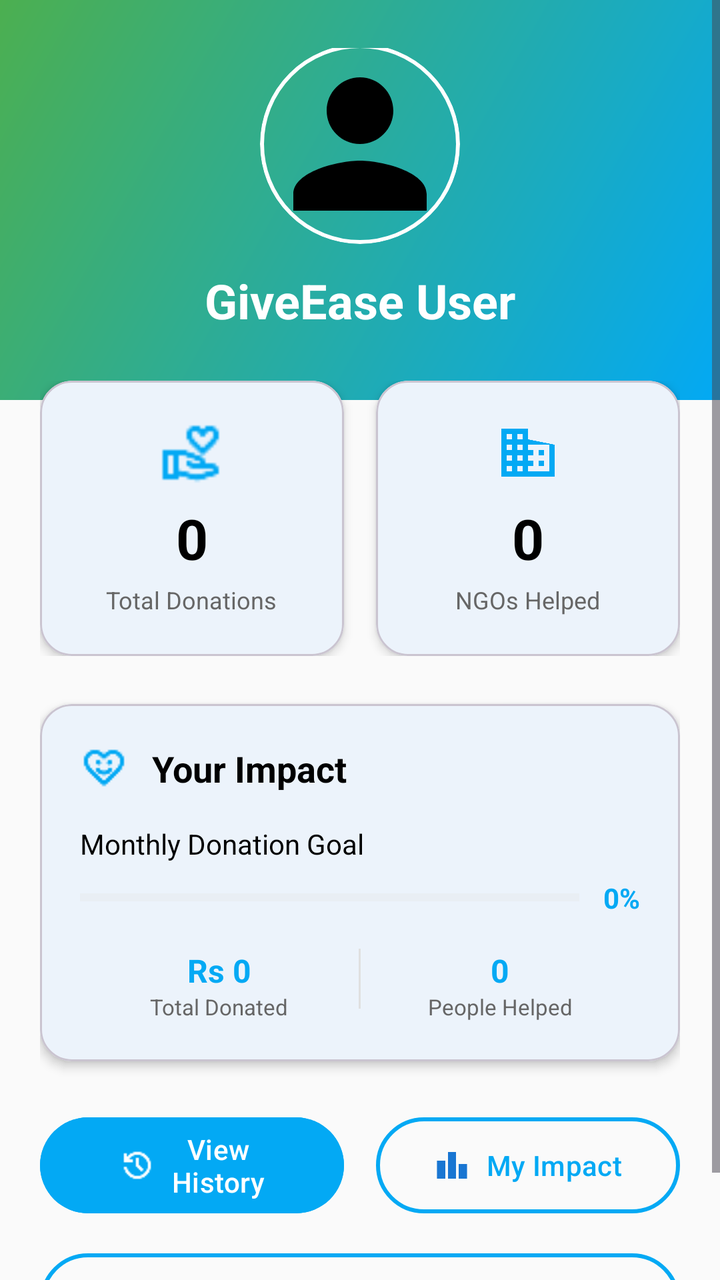
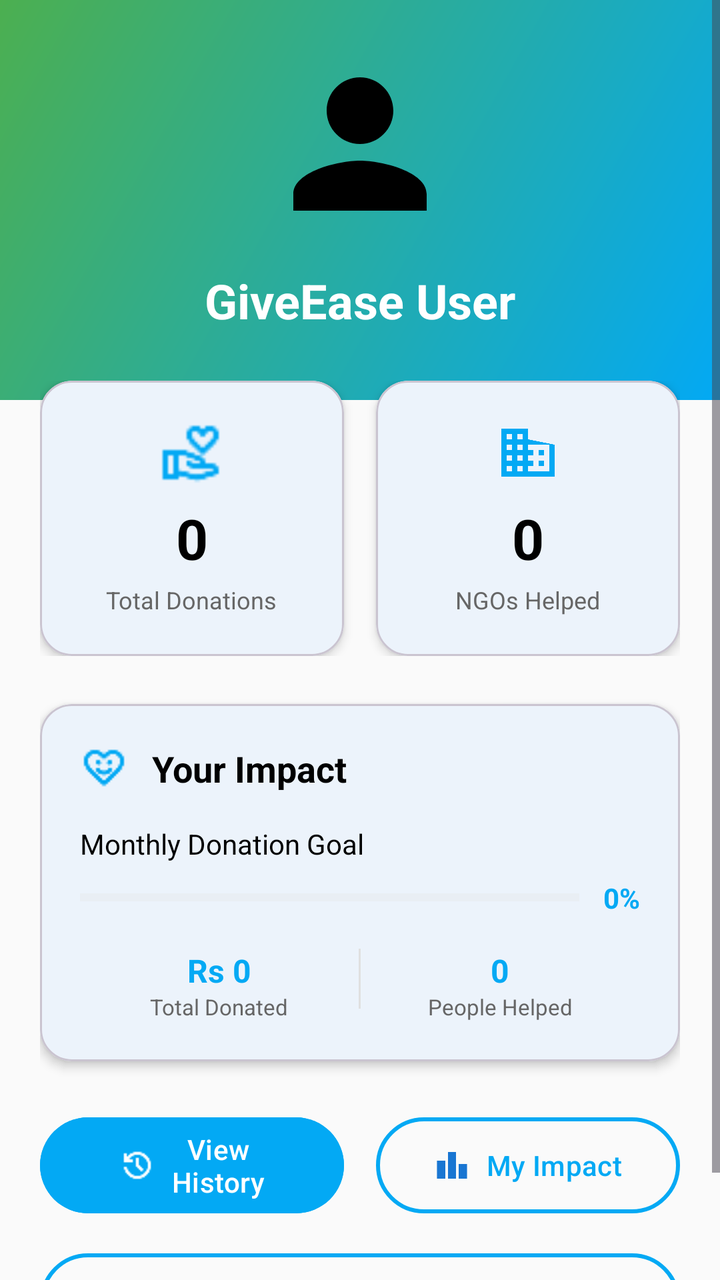

Two renders of the same Android screen: before a commit and after it. Below are the layout's source before the change and the commit's diff.
<!-- AndroidManifest.xml: application theme Theme.GiveEase -->
<!-- res/layout/fragment_donor_profile.xml -->
<?xml version="1.0" encoding="utf-8"?>
<ScrollView xmlns:android="http://schemas.android.com/apk/res/android"
    xmlns:app="http://schemas.android.com/apk/res-auto"
    android:layout_width="match_parent"
    android:layout_height="match_parent"
    android:background="@color/background"
    android:fillViewport="true">

    <LinearLayout
        android:layout_width="match_parent"
        android:layout_height="wrap_content"
        android:orientation="vertical">

        <RelativeLayout
            android:layout_width="match_parent"
            android:layout_height="200dp"
            android:background="@drawable/home_header_gradient">

            <LinearLayout
                android:layout_width="match_parent"
                android:layout_height="wrap_content"
                android:orientation="vertical"
                android:gravity="center"
                android:layout_centerInParent="true"
                android:padding="24dp">

                <com.google.android.material.card.MaterialCardView
                    android:layout_width="100dp"
                    android:layout_height="100dp"
                    android:layout_marginBottom="12dp"
                    app:cardBackgroundColor="@android:color/transparent"
                    app:cardCornerRadius="50dp"
                    app:cardElevation="0dp"
                    app:strokeColor="@android:color/white"
                    app:strokeWidth="2dp">

                    <ImageView
                        android:id="@+id/imgProfile"
                        android:layout_width="match_parent"
                        android:layout_height="match_parent"
                        android:scaleType="centerCrop"
                        android:src="@drawable/sample_profile" />
                </com.google.android.material.card.MaterialCardView>

                <TextView
                    android:id="@+id/tvDonorName"
                    android:layout_width="wrap_content"
                    android:layout_height="wrap_content"
                    android:text="GiveEase User"
                    android:textSize="24sp"
                    android:textColor="@android:color/white"
                    android:textStyle="bold"
                    android:layout_marginBottom="4dp" />

                <TextView
                    android:id="@+id/tvDonorEmail"
                    android:layout_width="wrap_content"
                    android:layout_height="wrap_content"
                    android:text="saad@example.com"
                    android:textColor="@android:color/white"
                    android:textSize="16sp"
                    android:alpha="0.9"
                    android:layout_marginBottom="8dp" />

                <LinearLayout
                    android:layout_width="wrap_content"
                    android:layout_height="wrap_content"
                    android:orientation="horizontal">

                    <TextView
                        android:layout_width="wrap_content"
                        android:layout_height="wrap_content"
                        android:text="⭐ Top Donor"
                        android:background="@drawable/white_badge_background"
                        android:paddingHorizontal="12dp"
                        android:paddingVertical="6dp"
                        android:textSize="12sp"
                        android:textStyle="bold"
                        android:textColor="@color/secondary"
                        android:layout_marginEnd="8dp" />

                    <TextView
                        android:layout_width="wrap_content"
                        android:layout_height="wrap_content"
                        android:text="🏆 5 Years"
                        android:background="@drawable/white_badge_background"
                        android:paddingHorizontal="12dp"
                        android:paddingVertical="6dp"
                        android:textSize="12sp"
                        android:textStyle="bold"
                        android:textColor="@color/secondary" />
                </LinearLayout>
            </LinearLayout>
        </RelativeLayout>

        <LinearLayout
            android:layout_width="match_parent"
            android:layout_height="wrap_content"
            android:orientation="vertical"
            android:padding="20dp"
            android:layout_marginTop="-30dp">

            <LinearLayout
                android:layout_width="match_parent"
                android:layout_height="wrap_content"
                android:orientation="horizontal"
                android:layout_marginBottom="24dp">

                <com.google.android.material.card.MaterialCardView
                    android:layout_width="0dp"
                    android:layout_height="wrap_content"
                    android:layout_weight="1"
                    android:layout_marginEnd="8dp"
                    app:cardCornerRadius="16dp"
                    app:cardElevation="3dp"
                    app:cardBackgroundColor="@android:color/white">

                    <LinearLayout
                        android:layout_width="match_parent"
                        android:layout_height="wrap_content"
                        android:orientation="vertical"
                        android:padding="20dp"
                        android:gravity="center">

                        <ImageView
                            android:layout_width="32dp"
                            android:layout_height="32dp"
                            android:src="@drawable/ic_donation"
                            app:tint="@color/secondary"
                            android:layout_marginBottom="8dp" />

                        <TextView
                            android:id="@+id/tvTotalDonations"
                            android:layout_width="wrap_content"
                            android:layout_height="wrap_content"
                            android:text="0"
                            android:textSize="28sp"
                            android:textStyle="bold"
                            android:textColor="@android:color/black"
                            android:layout_marginBottom="4dp" />

                        <TextView
                            android:layout_width="wrap_content"
                            android:layout_height="wrap_content"
                            android:text="Total Donations"
                            android:textColor="#666666"
                            android:textSize="12sp"
                            android:gravity="center" />
                    </LinearLayout>
                </com.google.android.material.card.MaterialCardView>

                <com.google.android.material.card.MaterialCardView
                    android:layout_width="0dp"
                    android:layout_height="wrap_content"
                    android:layout_weight="1"
                    android:layout_marginStart="8dp"
                    app:cardCornerRadius="16dp"
                    app:cardElevation="3dp"
                    app:cardBackgroundColor="@android:color/white">

                    <LinearLayout
                        android:layout_width="match_parent"
                        android:layout_height="wrap_content"
                        android:orientation="vertical"
                        android:padding="20dp"
                        android:gravity="center">

                        <ImageView
                            android:layout_width="32dp"
                            android:layout_height="32dp"
                            android:src="@drawable/ic_organization"
                            app:tint="@color/secondary"
                            android:layout_marginBottom="8dp" />

                        <TextView
                            android:id="@+id/tvNGOsSupported"
                            android:layout_width="wrap_content"
                            android:layout_height="wrap_content"
                            android:text="0"
                            android:textSize="28sp"
                            android:textStyle="bold"
                            android:textColor="@android:color/black"
                            android:layout_marginBottom="4dp" />

                        <TextView
                            android:layout_width="wrap_content"
                            android:layout_height="wrap_content"
                            android:text="NGOs Helped"
                            android:textColor="#666666"
                            android:textSize="12sp"
                            android:gravity="center" />
                    </LinearLayout>
                </com.google.android.material.card.MaterialCardView>
            </LinearLayout>

            <com.google.android.material.card.MaterialCardView
                android:layout_width="match_parent"
                android:layout_height="wrap_content"
                android:layout_marginBottom="24dp"
                app:cardCornerRadius="16dp"
                app:cardElevation="3dp"
                app:cardBackgroundColor="@android:color/white">

                <LinearLayout
                    android:layout_width="match_parent"
                    android:layout_height="wrap_content"
                    android:orientation="vertical"
                    android:padding="20dp">

                    <LinearLayout
                        android:layout_width="match_parent"
                        android:layout_height="wrap_content"
                        android:orientation="horizontal"
                        android:gravity="center_vertical"
                        android:layout_marginBottom="16dp">

                        <ImageView
                            android:layout_width="24dp"
                            android:layout_height="24dp"
                            android:src="@drawable/ic_heart"
                            app:tint="@color/secondary" />

                        <TextView
                            android:layout_width="wrap_content"
                            android:layout_height="wrap_content"
                            android:text="Your Impact"
                            android:textSize="18sp"
                            android:textStyle="bold"
                            android:textColor="@android:color/black"
                            android:layout_marginStart="12dp" />
                    </LinearLayout>

                    <TextView
                        android:layout_width="wrap_content"
                        android:layout_height="wrap_content"
                        android:text="Monthly Donation Goal"
                        android:textSize="14sp"
                        android:textColor="@android:color/black"
                        android:layout_marginBottom="8dp" />

                    <LinearLayout
                        android:layout_width="match_parent"
                        android:layout_height="wrap_content"
                        android:orientation="horizontal"
                        android:gravity="center_vertical"
                        android:layout_marginBottom="16dp">

                        <ProgressBar
                            android:id="@+id/progressDonationGoal"
                            style="?android:attr/progressBarStyleHorizontal"
                            android:layout_width="0dp"
                            android:layout_height="8dp"
                            android:layout_weight="1"
                            android:progress="0"
                            android:progressTint="@color/secondary"
                            android:progressBackgroundTint="#E0E0E0" />

                        <TextView
                            android:id="@+id/tvProgressPercent"
                            android:layout_width="wrap_content"
                            android:layout_height="wrap_content"
                            android:text="0%"
                            android:layout_marginStart="12dp"
                            android:textColor="@color/secondary"
                            android:textStyle="bold" />
                    </LinearLayout>

                    <LinearLayout
                        android:layout_width="match_parent"
                        android:layout_height="wrap_content"
                        android:orientation="horizontal">

                        <LinearLayout
                            android:layout_width="0dp"
                            android:layout_height="wrap_content"
                            android:layout_weight="1"
                            android:orientation="vertical"
                            android:gravity="center">

                            <TextView
                                android:id="@+id/tvTotalAmount"
                                android:layout_width="wrap_content"
                                android:layout_height="wrap_content"
                                android:text="Rs 0"
                                android:textSize="16sp"
                                android:textStyle="bold"
                                android:textColor="@color/secondary" />

                            <TextView
                                android:layout_width="wrap_content"
                                android:layout_height="wrap_content"
                                android:text="Total Donated"
                                android:textSize="11sp"
                                android:textColor="#666666" />
                        </LinearLayout>

                        <View
                            android:layout_width="1dp"
                            android:layout_height="30dp"
                            android:background="#E0E0E0" />

                        <LinearLayout
                            android:layout_width="0dp"
                            android:layout_height="wrap_content"
                            android:layout_weight="1"
                            android:orientation="vertical"
                            android:gravity="center">

                            <TextView
                                android:id="@+id/tvPeopleHelped"
                                android:layout_width="wrap_content"
                                android:layout_height="wrap_content"
                                android:text="0"
                                android:textSize="16sp"
                                android:textStyle="bold"
                                android:textColor="@color/secondary" />

                            <TextView
                                android:layout_width="wrap_content"
                                android:layout_height="wrap_content"
                                android:text="People Helped"
                                android:textSize="11sp"
                                android:textColor="#666666" />
                        </LinearLayout>
                    </LinearLayout>
                </LinearLayout>
            </com.google.android.material.card.MaterialCardView>

            <LinearLayout
                android:layout_width="match_parent"
                android:layout_height="wrap_content"
                android:orientation="vertical">

                <LinearLayout
                    android:layout_width="match_parent"
                    android:layout_height="wrap_content"
                    android:orientation="horizontal"
                    android:layout_marginBottom="12dp"
                    android:baselineAligned="false">

                    <com.google.android.material.button.MaterialButton
                        android:id="@+id/btnDonationHistory"
                        android:layout_width="0dp"
                        android:layout_height="56dp"
                        android:layout_weight="1"
                        android:text="View History"
                        android:textSize="14sp"
                        android:textAllCaps="false"
                        app:icon="@drawable/ic_history"
                        app:iconGravity="textStart"
                        app:iconPadding="8dp"
                        app:cornerRadius="28dp"
                        android:layout_marginEnd="8dp"
                        android:backgroundTint="@color/secondary"
                        style="@style/Widget.Material3.Button" />

                    <com.google.android.material.button.MaterialButton
                        android:id="@+id/btnMyCampaigns"
                        android:layout_width="0dp"
                        android:layout_height="56dp"
                        android:layout_weight="1"
                        android:text="My Impact"
                        android:textSize="14sp"
                        android:textAllCaps="false"
                        app:icon="@drawable/ic_leaderboard1"
                        app:iconGravity="textStart"
                        app:iconPadding="8dp"
                        app:cornerRadius="28dp"
                        android:layout_marginStart="8dp"
                        app:strokeColor="@color/secondary"
                        app:strokeWidth="2dp"
                        android:textColor="@color/secondary"
                        android:backgroundTint="@android:color/transparent"
                        style="@style/Widget.Material3.Button.OutlinedButton" />
                </LinearLayout>

                <com.google.android.material.button.MaterialButton
                    android:id="@+id/btnGoToSettings"
                    android:layout_width="match_parent"
                    android:layout_height="56dp"
                    android:text="Settings"
                    android:textSize="14sp"
                    android:textAllCaps="false"
                    app:icon="@drawable/ic_settings"
                    app:iconGravity="textStart"
                    app:iconPadding="8dp"
                    app:cornerRadius="28dp"
                    app:strokeColor="@color/secondary"
                    app:strokeWidth="2dp"
                    android:textColor="@color/secondary"
                    android:backgroundTint="@android:color/transparent"
                    style="@style/Widget.Material3.Button.OutlinedButton" />
            </LinearLayout>
        </LinearLayout>
    </LinearLayout>
</ScrollView>
<!-- resources referenced by this layout -->
<resources>
  <color name="background">#FAFAFA</color>
  <color name="secondary">#03A9F4</color>
  <!-- drawable home_header_gradient (drawable) -->
  <shape xmlns:android="http://schemas.android.com/apk/res/android">
      <gradient
          android:angle="135"
          android:startColor="@color/secondary"
          android:endColor="@color/primary"
          android:type="linear" />
  </shape>
  <!-- drawable ic_donation: png bitmap (drawable, 513 bytes) -->
  <!-- drawable ic_heart: png bitmap (drawable, 512 bytes) -->
  <!-- drawable ic_history: png bitmap (drawable, 413 bytes) -->
  <!-- drawable ic_leaderboard1 (drawable) -->
  <vector xmlns:android="http://schemas.android.com/apk/res/android"
      android:width="24dp"
      android:height="24dp"
      android:viewportWidth="24"
      android:viewportHeight="24">
      <path
          android:fillColor="#FF000000"
          android:pathData="M7.5,21H2V9h5.5V21zM14.75,3h-5.5v18h5.5V3zM22,11h-5.5v10H22V11z"/>
  </vector>
  <!-- drawable ic_organization (drawable) -->
  <vector xmlns:android="http://schemas.android.com/apk/res/android"
      android:width="24dp"
      android:height="24dp"
      android:viewportWidth="24"
      android:viewportHeight="24">
      <path
          android:fillColor="#FF000000"
          android:pathData="M12,7L12,3L2,3v18h20L22,9L12,7zM6,19L4,19v-2h2v2zM6,15L4,15v-2h2v2zM6,11L4,11L4,9h2v2zM6,7L4,7L4,5h2v2zM10,19L8,19v-2h2v2zM10,15L8,15v-2h2v2zM10,11L8,11L8,9h2v2zM10,7L8,7L8,5h2v2zM20,19h-8v-2h2v-2h-2v-2h2v-2h-2L12,9h8v10zM18,11h-2v2h2v-2zM18,15h-2v2h2v-2z"/>
  </vector>
  <!-- drawable ic_settings: png bitmap (drawable, 585 bytes) -->
  <!-- drawable sample_profile (drawable) -->
  <vector xmlns:android="http://schemas.android.com/apk/res/android"
      android:width="24dp"
      android:height="24dp"
      android:viewportWidth="24"
      android:viewportHeight="24">
      <path
          android:fillColor="#FF000000"
          android:pathData="M12,12c2.21,0 4,-1.79 4,-4s-1.79,-4 -4,-4s-4,1.79 -4,4S9.79,12 12,12zM12,14c-2.67,0 -8,1.34 -8,4v2h16v-2C20,15.34 14.67,14 12,14z"/>
  </vector>
  <!-- drawable white_badge_background (drawable) -->
  <shape xmlns:android="http://schemas.android.com/apk/res/android">
      <solid android:color="@android:color/white" />
      <corners android:radius="16dp" />
      <stroke android:width="1dp" android:color="#E0E0E0" />
  </shape>
  <style name="Theme.GiveEase" parent="Theme.Material3.Light.NoActionBar">
          
          <item name="colorPrimary">@color/primary_blue</item>
          <item name="colorOnPrimary">@color/white</item>
          <item name="colorSecondary">@color/teal_200</item>
          <item name="colorOnSecondary">@color/black</item>
  
          
          <item name="android:windowBackground">@color/background</item>
          <item name="colorSurface">@color/surface</item>
          <item name="colorOnSurface">@color/onSurface</item>
          <item name="colorOnBackground">@color/onBackground</item>
  
          
          <item name="android:statusBarColor" tools:targetApi="l">?attr/colorPrimary</item>
  
      </style>
  <color name="primary">#4CAF50</color>
  <color name="primary_blue">#1976D2</color>
  <color name="white">#FFFFFFFF</color>
  <color name="teal_200">#FF03DAC5</color>
  <color name="black">#FF000000</color>
  <color name="surface">#FFFFFF</color>
  <color name="onSurface">#212121</color>
  <color name="onBackground">#212121</color>
</resources>

<!-- the commit's change to res/layout/fragment_donor_profile.xml (unified diff, before → after) -->
@@ -31,8 +31,7 @@
                     app:cardBackgroundColor="@android:color/transparent"
                     app:cardCornerRadius="50dp"
                     app:cardElevation="0dp"
-                    app:strokeColor="@android:color/white"
-                    app:strokeWidth="2dp">
+                    app:strokeWidth="0dp">
 
                     <ImageView
                         android:id="@+id/imgProfile"
